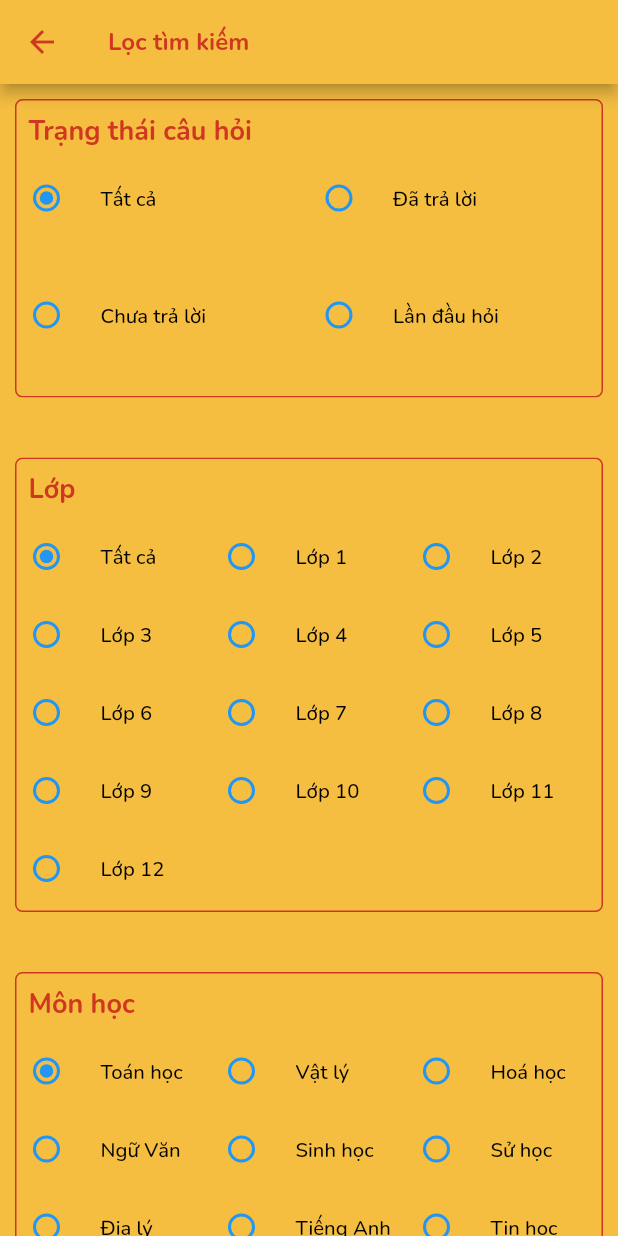
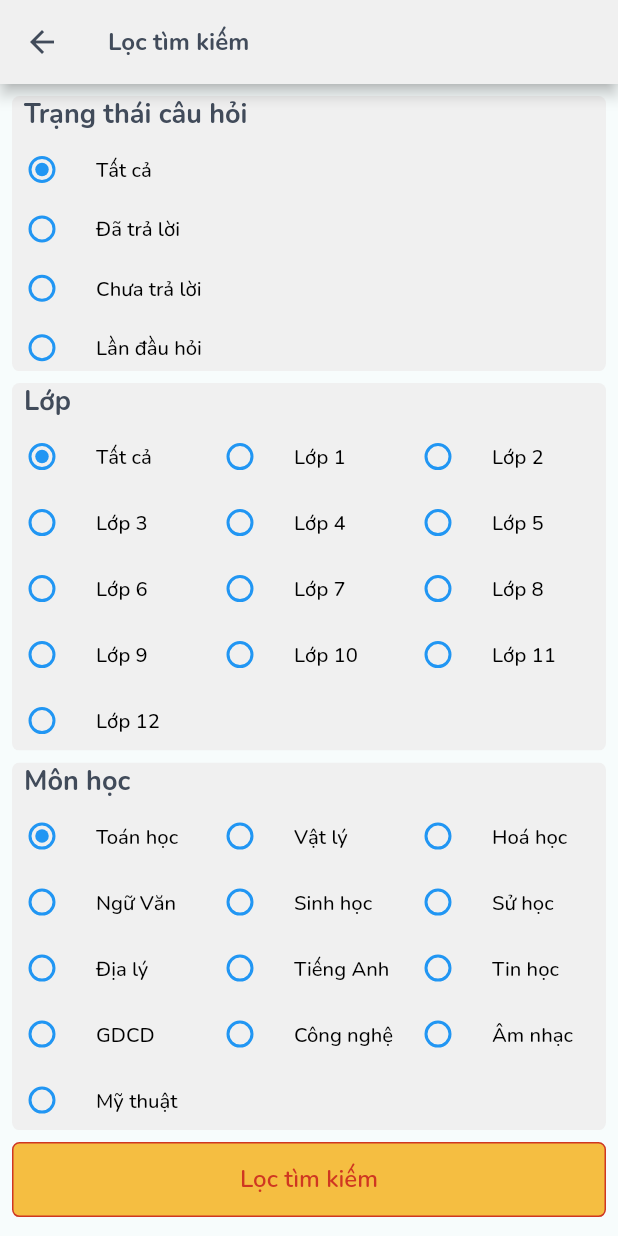
Before and after one commit to phudqph09495/app_q_n_a, a Flutter app: the screen it shows after launch, after a tap on "Lọc câu hỏi", on a phone screen of 412 x 824 dp. Run offline on Flutter 3.47's test engine with Material 2 defaults, Android fonts, the phone set to English and light mode, and no system bars; our stand-ins replace flutter_rating_bar, font_awesome_flutter, google_fonts, image_cropper, image_picker, readmore and 2 more; network calls fail.

Commit message:
Đoàn Quang Phú-Update code 19/06/2022
fix màu

```diff
--- a/lib/Screens/filter.dart
+++ b/lib/Screens/filter.dart
@@ -48,7 +48,7 @@ class _FilterState extends State<Filter> {
   Widget build(BuildContext context) {
     return SafeArea(
       child: Scaffold(
-        backgroundColor: ColorApp.orangeF0,
+        backgroundColor: ColorApp.whiteF7,
         appBar: AppBar(
           leading: IconButton(
             onPressed: () {
@@ -56,45 +56,36 @@ class _FilterState extends State<Filter> {
             },
             icon: Icon(
               Platform.isAndroid ? Icons.arrow_back : Icons.arrow_back_ios,
-              color: ColorApp.orangeF01,
+              color: ColorApp.black,
             ),
           ),
           title: Text(
             'Lọc tìm kiếm',
             style:
-                StyleApp.textStyle700(fontSize: 16, color: ColorApp.orangeF01),
+                StyleApp.textStyle700(fontSize: 16, color: ColorApp.black),
           ),
-          backgroundColor: ColorApp.orangeF0,
+          backgroundColor: ColorApp.whiteF0,
         ),
         body: SingleChildScrollView(
-          child: Padding(
-            padding: const EdgeInsets.all(2.0),
-            child: SingleChildScrollView(
           child: Padding(
             padding: const EdgeInsets.all(8.0),
             child: Column(
           children: [
             FilterList(
-                      column: 2, list: status, title: 'Trạng thái câu hỏi'),
-                  const SizedBox(
-                    height: 40,
-                  ),
+                column: 1, list: status, title: 'Trạng thái câu hỏi',space: 10,),
+SizedBox(height: 8,),
             FilterList(
               title: 'Lớp',
               column: 3,
               list: lop,
             ),
-                  const SizedBox(
-                    height: 40,
-                  ),
+            SizedBox(height: 8,),
             FilterList(
               title: 'Môn học',
               column: 3,
               list: monList,
             ),
-                  const SizedBox(
-                    height: 60,
-                  ),
+            SizedBox(height: 8,),
             Button1(
                 ontap: () {},
                 colorButton: ColorApp.orangeF0,
@@ -103,7 +94,6 @@ class _FilterState extends State<Filter> {
                 textButton: 'Lọc tìm kiếm'),
           ],
             ),
-            )),
           ),
         ),
       ),
--- a/lib/Screens/forgot_password.dart
+++ b/lib/Screens/forgot_password.dart
@@ -21,7 +21,7 @@ class _ForgotPassState extends State<ForgotPass> {
     return Scaffold(
       appBar: AppBar(
         centerTitle: true,
-        backgroundColor: ColorApp.orangeF2,
+        backgroundColor: ColorApp.whiteF0,
         title: Text('Quên mật khẩu',style: StyleApp.textStyle500(fontSize: 16),),
         leading: IconButton(
           onPressed: () {
--- a/lib/Screens/home.dart
+++ b/lib/Screens/home.dart
@@ -34,9 +34,9 @@ class _HomeScreenState extends State<HomeScreen> {
         ),
         icon:const Icon(Icons.add,color: ColorApp.orangeF01,),
       ),
-      backgroundColor: ColorApp.orangeF0,
+      backgroundColor: ColorApp.whiteF7,
       appBar: AppBar(
-        backgroundColor: ColorApp.orangeF0,
+        backgroundColor: ColorApp.whiteF0,
         elevation: 0,
         title: LoadImage(
           url: "https://hoidap247.com/static/img/logo_h247.png",
@@ -46,15 +46,7 @@ class _HomeScreenState extends State<HomeScreen> {
         ),
         centerTitle: false,
         actions: [
-          Container(
-            decoration: const BoxDecoration(
-              color: ColorApp.orangeF01,
-              shape: BoxShape.circle,
-            ),
-            width: 35,
-            height: 35,
-            alignment: Alignment.center,
-            child: ElevatedButton(
+          ElevatedButton(
             style: ElevatedButton.styleFrom(
               primary: Colors.transparent,
               shadowColor: Colors.transparent,
@@ -69,8 +61,7 @@ class _HomeScreenState extends State<HomeScreen> {
             },
             child: const Icon(
               Icons.search,
-                color: ColorApp.orangeF0,
-              ),
+              color: ColorApp.black,
             ),
           ),
           const SizedBox(
@@ -86,10 +77,11 @@ class _HomeScreenState extends State<HomeScreen> {
             mainAxisAlignment: MainAxisAlignment.center,
             children: [
               // Header(context),
+
               Button1(
-                colorButton: ColorApp.orangeF0,
-                textColor: ColorApp.orangeF01,
-                border: Border.all(color: ColorApp.orangeF01,width: 2),
+                colorButton: ColorApp.whiteF0,
+                textColor: ColorApp.black,
+                border: Border.all(color: ColorApp.black,width: 1),
                 textButton: 'Lọc câu hỏi',
                 width: 150,
                 height: 35,
--- a/lib/Screens/registration.dart
+++ b/lib/Screens/registration.dart
@@ -33,9 +33,9 @@ TextEditingController confirm=TextEditingController();
   @override
   Widget build(BuildContext context) {
     return Scaffold(
-      backgroundColor: ColorApp.orangeF8,
+      backgroundColor: ColorApp.whiteF7,
       appBar: AppBar(
-        backgroundColor: ColorApp.orangeF2,
+        backgroundColor: ColorApp.whiteF0,
         title: Text(
           "Đăng ký",
           style: StyleApp.textStyle700(fontSize: 18),
--- a/lib/item/grid_view.dart
+++ b/lib/item/grid_view.dart
@@ -7,11 +7,12 @@ class FilterList extends StatefulWidget {
   String title;
   int column;
   List<String> list;
-
+double? space;
   FilterList({
     required this.title,
     required this.column,
     required this.list,
+    this.space=3,
   });
 
   @override
@@ -25,25 +26,25 @@ class _FilterListState extends State<FilterList> {
     return ClipRRect(
       child: Container(
         decoration: BoxDecoration(
-          color: ColorApp.orangeF0.withOpacity(1),
-          border: Border.all(color: ColorApp.orangeF01),
+          color: ColorApp.whiteF0,
+          // border: Border.all(color: ColorApp.orangeF01),
           borderRadius: BorderRadius.circular(5),
         ),
         child: Column(
           crossAxisAlignment: CrossAxisAlignment.start,
           children: [
             Padding(
-              padding: const EdgeInsets.all(8.0),
+              padding: const EdgeInsets.symmetric(horizontal: 8),
               child: Text(
                 widget.title,
-                style: StyleApp.textStyle700(fontSize: 18,color: ColorApp.orangeF01),
+                style: StyleApp.textStyle700(fontSize: 18,color: ColorApp.black),
               ),
             ),
             GridView.builder(
               physics: const ScrollPhysics(),
               shrinkWrap: true,
               gridDelegate: SliverGridDelegateWithFixedCrossAxisCount(
-                  crossAxisCount: widget.column, childAspectRatio: 5/2),
+                  crossAxisCount: widget.column, childAspectRatio: widget.space!),
               itemBuilder: (BuildContext context, int index) {
                 return RadioTile(
                   title: widget.list[index],
--- a/lib/item/input_text.dart
+++ b/lib/item/input_text.dart
@@ -16,6 +16,7 @@ class InputText extends StatefulWidget {
   Color colorhint;
       Color colorBorder ;
   Function()? deadline;
+
      TextEditingController controller;
 InputText({ this.colorhint=Colors.black45, this.textColor=Colors.black,this.maxline,this.readOnly= false,required this.controller,this.colorBorder= Colors.black,this.inputType= TextInputType.multiline,this.deadline,this.height,required this.hint, required this.hasPass,this.iconS=false,this.suffixIcon,this.width,this.iconPress});
   @override
@@ -66,6 +67,7 @@ widget.iconPress;
             hintStyle: StyleApp.textStyle700(color: widget.colorhint)),
         onChanged: (val) {},
         textAlign: TextAlign.left,
+
         obscureText: widget.hasPass,
       ),
     );
--- a/lib/item/question_list.dart
+++ b/lib/item/question_list.dart
@@ -16,7 +16,7 @@ Widget ListQuestion({required Function() ontap}) {
             money: 50,
             time: '1h trước',
             ontap:ontap ,
-            question: 'Đây là câu hỏi',
+            question: 'Còn 15 phút',
             attach: true,
             attachCount: 1,
             first: true,
--- a/lib/item/question_tile.dart
+++ b/lib/item/question_tile.dart
@@ -20,9 +20,9 @@ Widget QuestionTile(
   return Card(
     child: Container(
       decoration: BoxDecoration(
-        color: ColorApp.orangeF0.withOpacity(1),
-        border: Border.all(color: ColorApp.orangeF01),
-        borderRadius: BorderRadius.circular(2),
+       color: Colors.grey.withOpacity(0.3),
+
+        borderRadius: BorderRadius.circular(10),
       ),
       child: Padding(
         padding: const EdgeInsets.all(8.0),
@@ -38,7 +38,7 @@ Widget QuestionTile(
                     overflow: TextOverflow.ellipsis,
                     maxLines: 2,
                     style: StyleApp.textStyle700(
-                        fontSize: 16, color: ColorApp.orangeF01),
+                        fontSize: 16, color: ColorApp.black),
                   ),
                 ),
                 attach
@@ -52,15 +52,15 @@ Widget QuestionTile(
                 first
                     ? Container(
                         decoration: BoxDecoration(
-                          color: ColorApp.orangeF0,
-                          borderRadius: BorderRadius.circular(2),
-                          border: Border.all(color: ColorApp.orangeF01,width: 1),
+                          color: Colors.green,
+                          borderRadius: BorderRadius.circular(5),
+                          border: Border.all(color: ColorApp.black,width: 1),
                         ),
                         padding: const EdgeInsets.symmetric(
                             horizontal: 3, vertical: 2),
                         child: const Text(
                           ' Lần đầu hỏi',
-                          style: TextStyle(color: ColorApp.orangeF01),
+                          style: TextStyle(color: ColorApp.black),
                         ),
                       )
                     : const SizedBox(),
@@ -78,7 +78,7 @@ Widget QuestionTile(
               trimLines: 2,
               colorClickableText: ColorApp.orangeF0,
               trimMode: TrimMode.Line,
-              style: StyleApp.textStyle500(color: ColorApp.orangeF01),
+              style: StyleApp.textStyle500(color: ColorApp.black),
               trimCollapsedText: 'Xem thêm',
               trimExpandedText: 'Thu nhỏ',
             ),
@@ -98,9 +98,9 @@ Widget QuestionTile(
                 ),
                 Button1(
                   height: 30,
-                  colorButton: ColorApp.orangeF0,
-                  textColor: ColorApp.orangeF01,
-                  border: Border.all(color: ColorApp.orangeF01),
+                  colorButton: Colors.grey.withOpacity(0.5),
+                  textColor: ColorApp.black,
+                  border: Border.all(color: ColorApp.black),
                   textButton: 'Trả lời',
                   ontap: ontap,
                 ),
```
Also changed, not shown: lib/Screens/add_answer.dart (+18 -9 lines), lib/Screens/add_question.dart (+9 -5 lines), lib/Screens/answer_screen.dart (+26 -23 lines), lib/Screens/login.dart (+6 -6 lines), lib/Screens/search_screen.dart (+8 -10 lines), lib/item/answer_card.dart (+14 -20 lines). Lines whose indentation alone changed are shown as unchanged.
